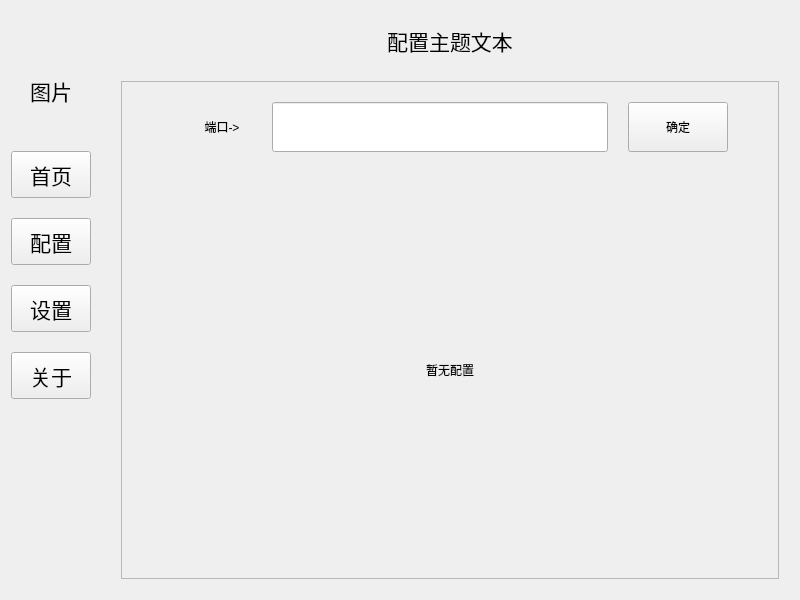
First picture: the form in include/DGLABClient.ui, repository CrimsonSeraph/DG-LAB-Client, before the edit.
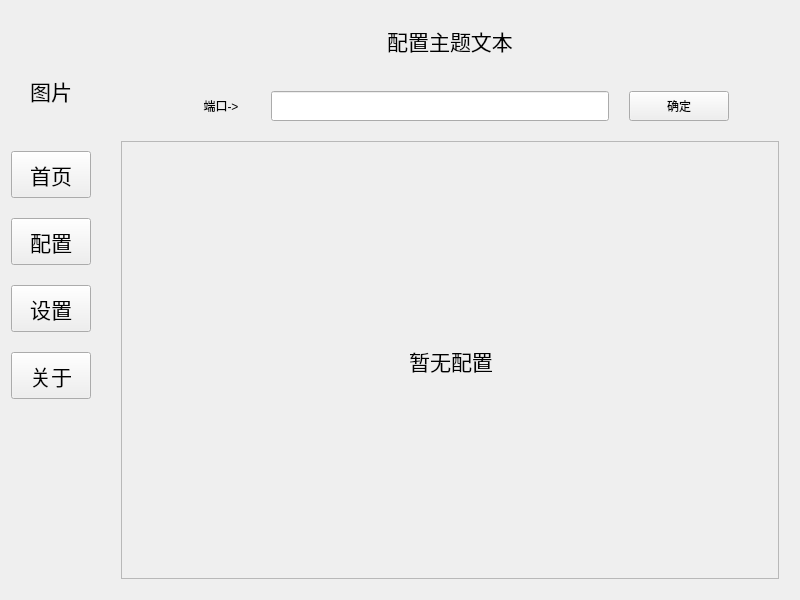
Second picture: the form after the edit. The open tabs and pages were chosen to show the change.

Commit message: 优化 UI

The edit to the form file:
```diff
--- a/include/DGLABClient.ui
+++ b/include/DGLABClient.ui
@@ -208,11 +208,29 @@
           <property name="geometry">
            <rect>
             <x>20</x>
-            <y>80</y>
+            <y>140</y>
             <width>658</width>
-            <height>498</height>
+            <height>438</height>
            </rect>
           </property>
+          <property name="sizePolicy">
+           <sizepolicy hsizetype="Fixed" vsizetype="Expanding">
+            <horstretch>0</horstretch>
+            <verstretch>0</verstretch>
+           </sizepolicy>
+          </property>
+          <property name="minimumSize">
+           <size>
+            <width>658</width>
+            <height>0</height>
+           </size>
+          </property>
+          <property name="maximumSize">
+           <size>
+            <width>658</width>
+            <height>16777215</height>
+           </size>
+          </property>
           <property name="widgetResizable">
            <bool>true</bool>
           </property>
@@ -222,24 +240,24 @@
              <x>0</x>
              <y>0</y>
              <width>656</width>
-             <height>496</height>
+             <height>436</height>
             </rect>
            </property>
            <property name="sizePolicy">
-            <sizepolicy hsizetype="Fixed" vsizetype="Minimum">
+            <sizepolicy hsizetype="Minimum" vsizetype="Minimum">
              <horstretch>0</horstretch>
              <verstretch>0</verstretch>
             </sizepolicy>
            </property>
            <property name="minimumSize">
             <size>
-             <width>656</width>
-             <height>496</height>
+             <width>0</width>
+             <height>0</height>
             </size>
            </property>
            <property name="maximumSize">
             <size>
-             <width>656</width>
+             <width>16777215</width>
              <height>16777215</height>
             </size>
            </property>
@@ -248,29 +266,29 @@
              <rect>
               <x>0</x>
               <y>0</y>
-              <width>656</width>
-              <height>496</height>
+              <width>658</width>
+              <height>438</height>
              </rect>
             </property>
             <property name="sizePolicy">
-             <sizepolicy hsizetype="Fixed" vsizetype="Minimum">
+             <sizepolicy hsizetype="Minimum" vsizetype="Minimum">
               <horstretch>0</horstretch>
               <verstretch>0</verstretch>
              </sizepolicy>
             </property>
             <property name="minimumSize">
              <size>
-              <width>656</width>
-              <height>456</height>
+              <width>0</width>
+              <height>0</height>
              </size>
             </property>
             <property name="maximumSize">
              <size>
-              <width>656</width>
+              <width>16777215</width>
               <height>16777215</height>
              </size>
             </property>
-            <layout class="QGridLayout" name="gridLayout" columnstretch="1">
+            <layout class="QGridLayout" name="gridLayout" columnstretch="0">
              <property name="leftMargin">
               <number>0</number>
              </property>
@@ -286,29 +304,13 @@
              <property name="spacing">
               <number>0</number>
              </property>
-             <item row="2" column="0">
-              <widget class="QWidget" name="config_info" native="true">
-               <property name="sizePolicy">
-                <sizepolicy hsizetype="Fixed" vsizetype="Minimum">
-                 <horstretch>0</horstretch>
-                 <verstretch>0</verstretch>
-                </sizepolicy>
-               </property>
-               <property name="minimumSize">
-                <size>
-                 <width>656</width>
-                 <height>0</height>
-                </size>
-               </property>
-               <property name="maximumSize">
-                <size>
-                 <width>656</width>
-                 <height>16777215</height>
-                </size>
-               </property>
-               <layout class="QGridLayout" name="gridLayout_2">
                 <item row="0" column="0">
-                 <widget class="QLabel" name="label">
+              <widget class="QLabel" name="default_config">
+               <property name="font">
+                <font>
+                 <pointsize>16</pointsize>
+                </font>
+               </property>
                   <property name="text">
                    <string>暂无配置</string>
                   </property>
@@ -319,19 +321,27 @@
                 </item>
                </layout>
               </widget>
-             </item>
-             <item row="0" column="0">
+          </widget>
+         </widget>
               <widget class="QWidget" name="port_info" native="true">
+          <property name="geometry">
+           <rect>
+            <x>20</x>
+            <y>80</y>
+            <width>658</width>
+            <height>50</height>
+           </rect>
+          </property>
                <property name="sizePolicy">
-                <sizepolicy hsizetype="Fixed" vsizetype="Fixed">
+           <sizepolicy hsizetype="Fixed" vsizetype="Minimum">
                  <horstretch>0</horstretch>
                  <verstretch>0</verstretch>
                 </sizepolicy>
                </property>
                <property name="minimumSize">
                 <size>
-                 <width>651</width>
-                 <height>80</height>
+            <width>658</width>
+            <height>50</height>
                 </size>
                </property>
                <property name="maximumSize">
@@ -348,13 +358,13 @@
                  <number>50</number>
                 </property>
                 <property name="topMargin">
-                 <number>20</number>
+            <number>10</number>
                 </property>
                 <property name="rightMargin">
                  <number>50</number>
                 </property>
                 <property name="bottomMargin">
-                 <number>20</number>
+            <number>10</number>
                 </property>
                 <item>
                  <widget class="QWidget" name="port_part" native="true">
@@ -367,7 +377,7 @@
                   <property name="minimumSize">
                    <size>
                     <width>0</width>
-                    <height>50</height>
+               <height>30</height>
                    </size>
                   </property>
                   <layout class="QHBoxLayout" name="horizontalLayout_2">
@@ -397,7 +407,7 @@
                      <property name="minimumSize">
                       <size>
                        <width>100</width>
-                       <height>50</height>
+                  <height>30</height>
                       </size>
                      </property>
                      <property name="text">
@@ -419,7 +429,7 @@
                      <property name="minimumSize">
                       <size>
                        <width>0</width>
-                       <height>50</height>
+                  <height>30</height>
                       </size>
                      </property>
                     </widget>
@@ -438,7 +448,7 @@
                   <property name="minimumSize">
                    <size>
                     <width>100</width>
-                    <height>50</height>
+               <height>30</height>
                    </size>
                   </property>
                   <property name="text">
@@ -448,10 +458,45 @@
                 </item>
                </layout>
               </widget>
-             </item>
-            </layout>
-           </widget>
-          </widget>
+        </widget>
+        <widget class="QWidget" name="setting_page">
+         <widget class="QWidget" name="setting_grid" native="true">
+          <property name="geometry">
+           <rect>
+            <x>20</x>
+            <y>80</y>
+            <width>658</width>
+            <height>498</height>
+           </rect>
+          </property>
+          <layout class="QGridLayout" name="gridLayout_3"/>
+         </widget>
+         <widget class="QLabel" name="setting_title">
+          <property name="geometry">
+           <rect>
+            <x>20</x>
+            <y>10</y>
+            <width>658</width>
+            <height>60</height>
+           </rect>
+          </property>
+          <property name="sizePolicy">
+           <sizepolicy hsizetype="Minimum" vsizetype="Minimum">
+            <horstretch>0</horstretch>
+            <verstretch>0</verstretch>
+           </sizepolicy>
+          </property>
+          <property name="font">
+           <font>
+            <pointsize>16</pointsize>
+           </font>
+          </property>
+          <property name="text">
+           <string>设置主题文本</string>
+          </property>
+          <property name="alignment">
+           <set>Qt::AlignmentFlag::AlignCenter</set>
+          </property>
          </widget>
         </widget>
         <widget class="QWidget" name="setting_page"/>
```
Left out of the diff: 13 changed lines with no effect on the pictures. Lines whose indentation alone changed are shown as unchanged. The commit also changes 2 other files.
